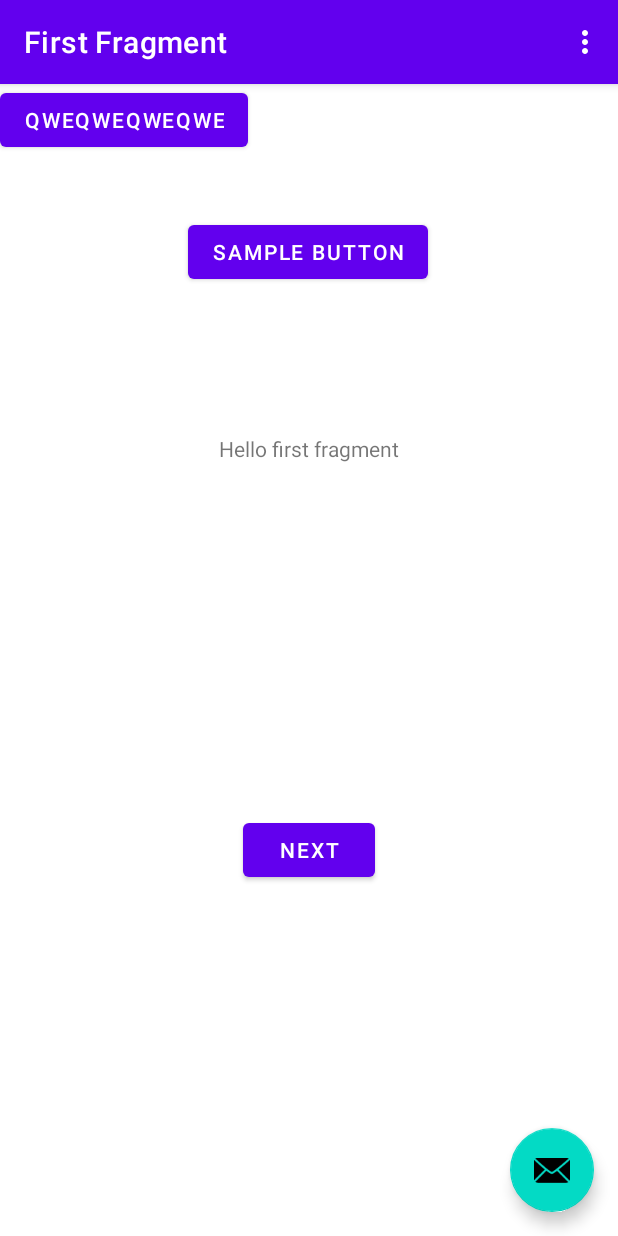
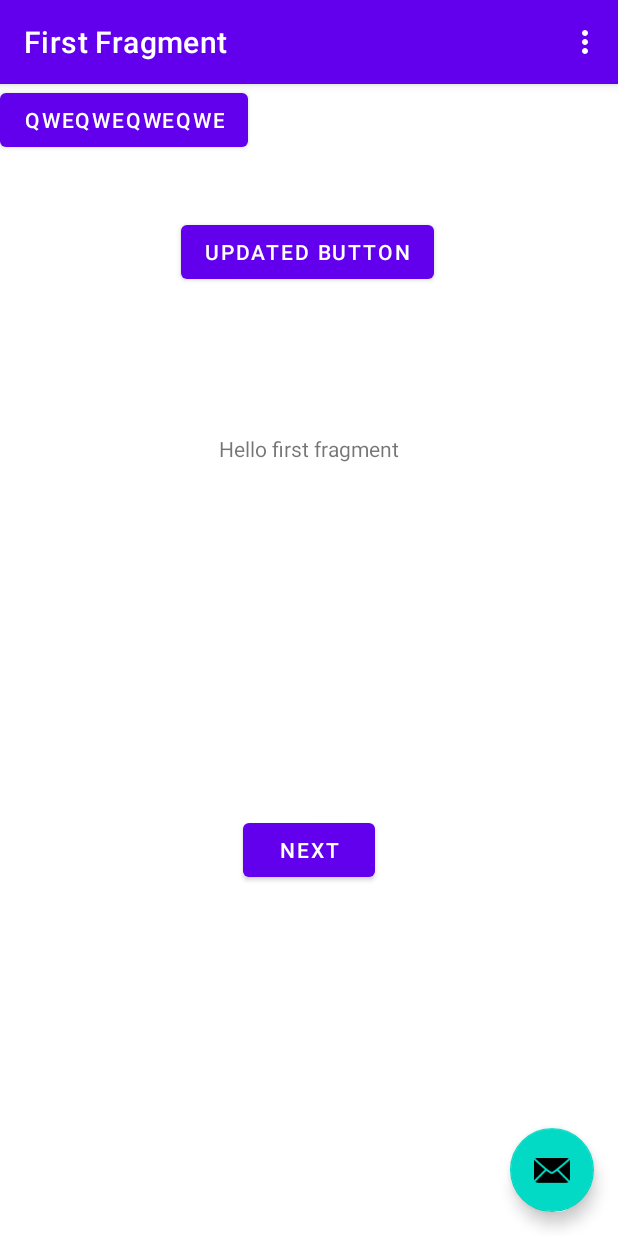
Before and after one commit to jmarcbalbada/sampleproject, an Android app: the screen it shows after launch (MainActivity), on a phone screen of 412 x 824 dp. Run offline under Robolectric (Android 15) with nearby library versions, the phone set to English and light mode, and no system bars; our stand-ins replace navigation-ui.

Commit message:
[Marc] - modifying button text

```diff
--- a/app/src/main/res/layout/content_main.xml
+++ b/app/src/main/res/layout/content_main.xml
@@ -25,7 +25,7 @@
         android:layout_width="wrap_content"
         android:layout_height="wrap_content"
         android:layout_marginBottom="448dp"
-        android:text="sample button"
+        android:text="Updated button"
         app:layout_constraintBottom_toBottomOf="@+id/nav_host_fragment_content_main"
         app:layout_constraintEnd_toEndOf="parent"
         app:layout_constraintHorizontal_bias="0.497"
```
